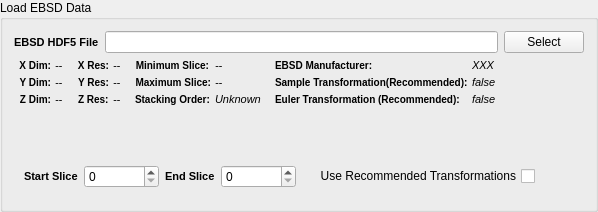
This is Source/FilterWidgets/DREAM3DLib/IOFiltersWidgets/QReadH5EbsdWidget.ui in BlueQuartzSoftware/DREAM3D as Qt 5 draws it before an edit. The edited form follows.
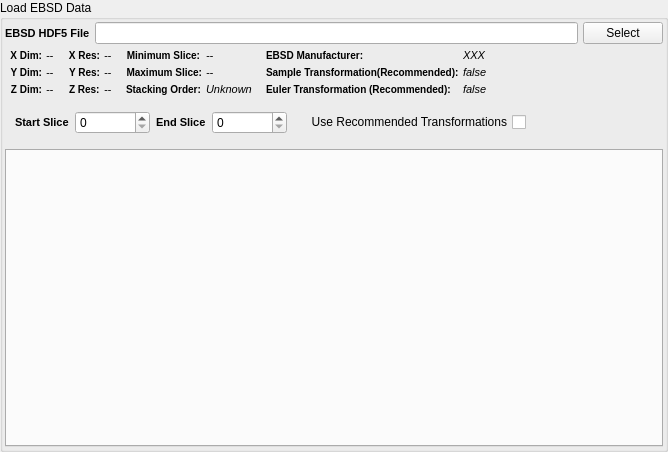
This is the edited form. Custom widgets are drawn as their Qt base class.

Commit message: Part way through implementation of the Array Selection Widget for the ReadH5Ebsd Custom Gui.

The edit to the form file:
```diff
--- a/Source/FilterWidgets/DREAM3DLib/IOFiltersWidgets/QReadH5EbsdWidget.ui
+++ b/Source/FilterWidgets/DREAM3DLib/IOFiltersWidgets/QReadH5EbsdWidget.ui
@@ -6,8 +6,8 @@
    <rect>
     <x>0</x>
     <y>0</y>
-    <width>598</width>
-    <height>212</height>
+    <width>668</width>
+    <height>452</height>
    </rect>
   </property>
   <property name="windowTitle">
@@ -20,6 +20,12 @@
    <bool>false</bool>
   </property>
   <layout class="QVBoxLayout" name="verticalLayout">
+   <property name="spacing">
+    <number>5</number>
+   </property>
+   <property name="margin">
+    <number>2</number>
+   </property>
    <item>
     <layout class="QHBoxLayout" name="horizontalLayout">
      <property name="topMargin">
@@ -65,6 +71,9 @@
    </item>
    <item>
     <layout class="QGridLayout" name="gridLayout_2">
+     <property name="rightMargin">
+      <number>0</number>
+     </property>
      <property name="spacing">
       <number>4</number>
      </property>
@@ -361,19 +370,6 @@
        </item>
       </layout>
      </item>
-     <item row="1" column="4" rowspan="2">
-      <spacer name="horizontalSpacer">
-       <property name="orientation">
-        <enum>Qt::Horizontal</enum>
-       </property>
-       <property name="sizeHint" stdset="0">
-        <size>
-         <width>40</width>
-         <height>20</height>
-        </size>
-       </property>
-      </spacer>
-     </item>
      <item row="1" column="2">
       <layout class="QFormLayout" name="formLayout">
        <property name="fieldGrowthPolicy">
@@ -685,6 +681,19 @@
        </item>
       </layout>
      </item>
+     <item row="1" column="4">
+      <spacer name="horizontalSpacer">
+       <property name="orientation">
+        <enum>Qt::Horizontal</enum>
+       </property>
+       <property name="sizeHint" stdset="0">
+        <size>
+         <width>40</width>
+         <height>20</height>
+        </size>
+       </property>
+      </spacer>
+     </item>
     </layout>
    </item>
    <item>
@@ -788,6 +797,9 @@
      </item>
     </layout>
    </item>
+   <item>
+    <widget class="ArraySelectionWidget" name="arraySelectionWidget"/>
+   </item>
   </layout>
  </widget>
  <customwidgets>
@@ -802,6 +814,12 @@
    <header location="global">QFilterWidget.h</header>
    <container>1</container>
   </customwidget>
+  <customwidget>
+   <class>ArraySelectionWidget</class>
+   <extends>QTabWidget</extends>
+   <header location="global">ArraySelectionWidget.h</header>
+   <container>1</container>
+  </customwidget>
  </customwidgets>
  <resources/>
  <connections/>
```
Left out of the diff: 102 changed lines with no effect on the pictures. The commit also changes 16 other files.
